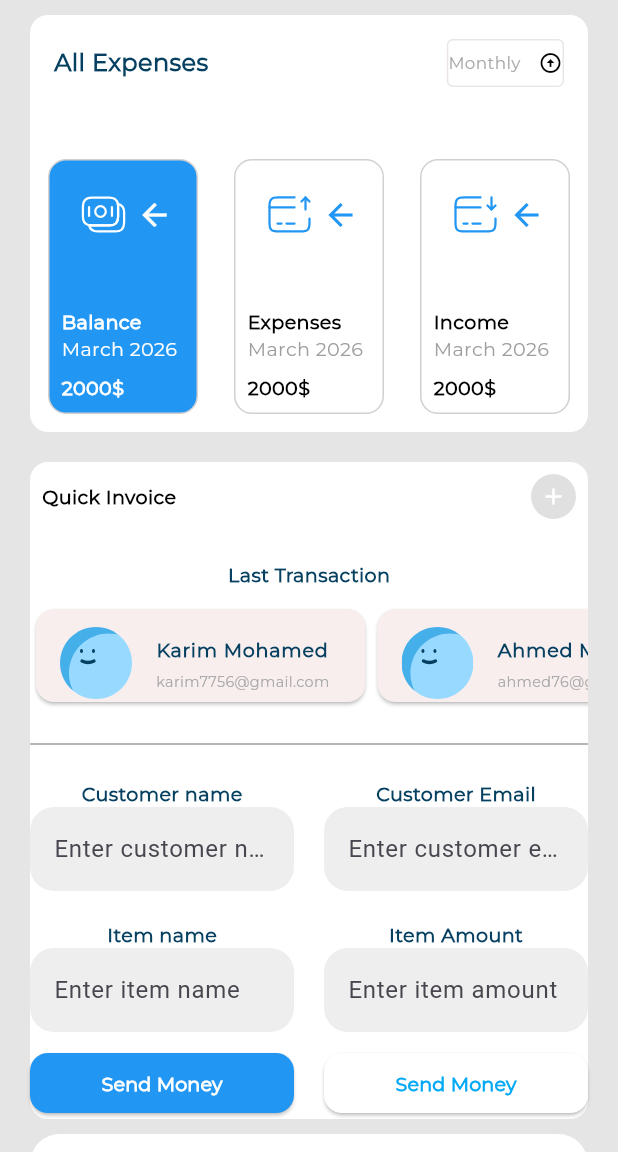
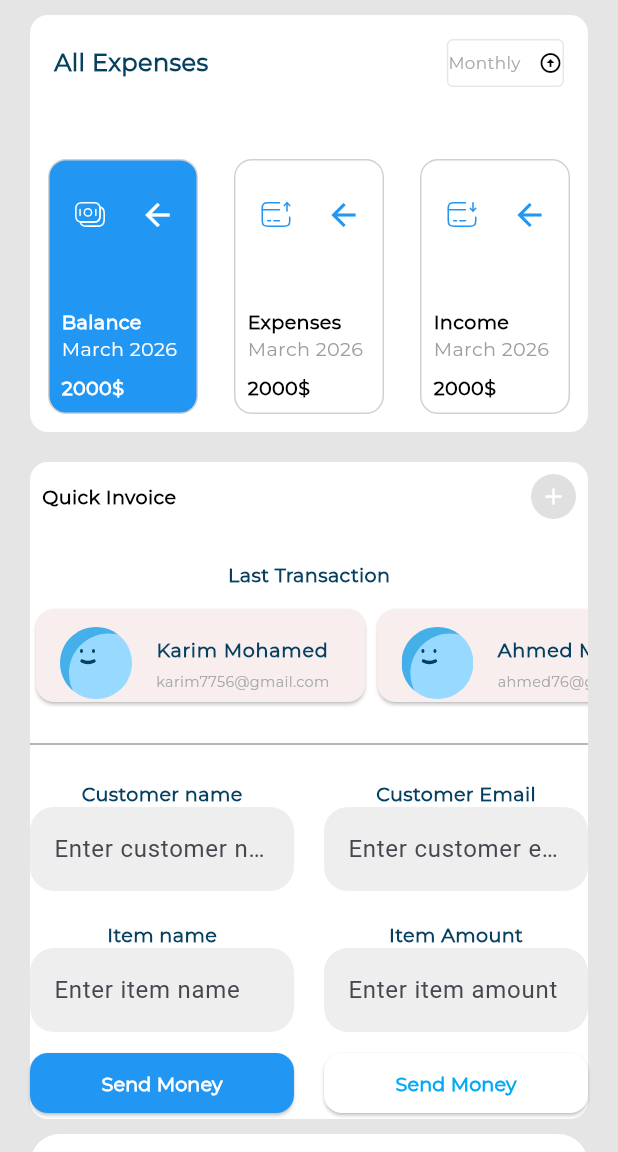
Before and after one commit to karimmohamed0270/Responsive-Dashboard, a Flutter app: the screen it shows after launch, on a phone screen of 412 x 824 dp, the part 84-1236 px from its top. Run offline on Flutter 3.47's test engine with Material 3 defaults, Android fonts, the phone set to English and light mode, and no system bars; our stand-ins replace device_preview, expandable_page_view, fl_chart, flutter_svg.

Commit message:
make all wxpenses item header flexible

```diff
--- a/lib/main.dart
+++ b/lib/main.dart
@@ -1,8 +1,14 @@
+import 'package:device_preview/device_preview.dart';
 import 'package:flutter/material.dart';
 import 'package:responesive_dashboard/views/homescreen.dart';
 
 void main() {
-  runApp(const ResponsiveDashboard());
+  runApp(
+    DevicePreview(
+      enabled: true,
+      builder: (context) => const ResponsiveDashboard(),
+    ),
+  );
 }
 
 class ResponsiveDashboard extends StatelessWidget {
@@ -12,6 +18,9 @@ class ResponsiveDashboard extends StatelessWidget {
   Widget build(BuildContext context) {
     return MaterialApp(
       debugShowCheckedModeBanner: false,
+      //  FOR DEVICE PREVIEW (LOCALE AND BUILDER)
+      locale: DevicePreview.locale(context),
+      builder: DevicePreview.appBuilder,
       home: const Homescreen(),
     );
   }
--- a/lib/widgets/allexpensesitemheader.dart
+++ b/lib/widgets/allexpensesitemheader.dart
@@ -17,7 +17,8 @@ class Allexpensesitemheader extends StatelessWidget {
     return Container(
       child: Row(
         children: [
-          CircleAvatar(
+          Flexible(
+            child: CircleAvatar(
               radius: 20,
               backgroundColor: const Color.fromARGB(0, 255, 252, 252),
               child: SvgPicture.asset(
@@ -25,12 +26,15 @@ class Allexpensesitemheader extends StatelessWidget {
                 color: isSelected ? Colors.white : Colors.blue,
               ),
             ),
+          ),
 
           Expanded(child: SizedBox()),
 
-          Icon(
+          Flexible(
+            child: Icon(
               Icons.arrow_back,
               color: isSelected ? Colors.white : Colors.blue,
+            ),
           ),
         ],
       ),
--- a/pubspec.yaml
+++ b/pubspec.yaml
@@ -37,6 +37,7 @@ dependencies:
   flutter_svg: ^2.2.4
   expandable_page_view: ^1.2.1
   fl_chart: ^1.2.0
+  device_preview: ^1.3.1
 
 dev_dependencies:
   flutter_test:
```
Also changed, not shown: pubspec.lock, 1 other file. Lines whose indentation alone changed are shown as unchanged.
